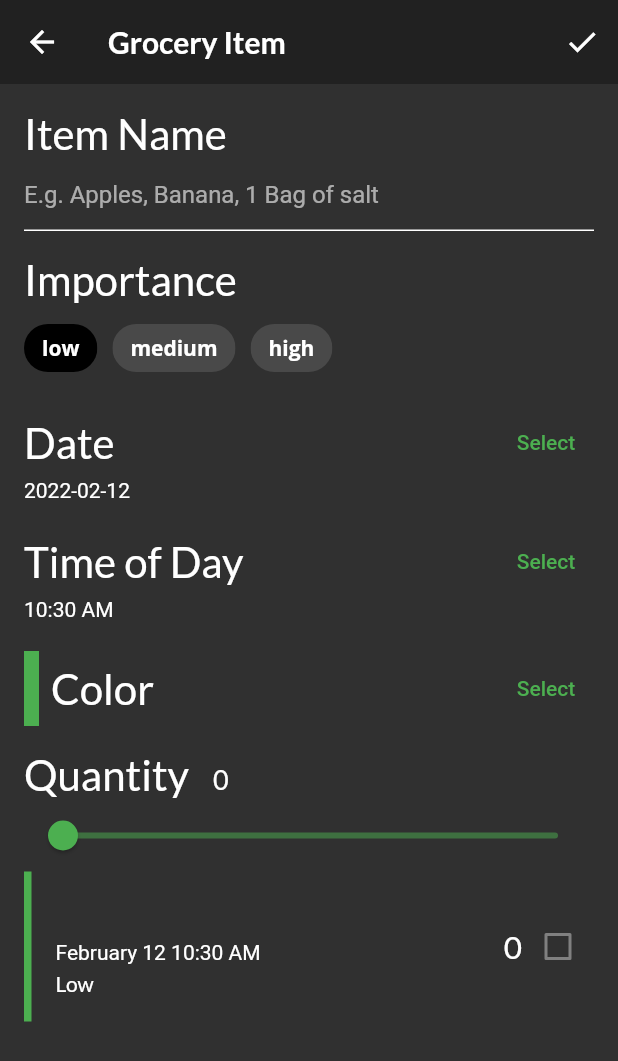
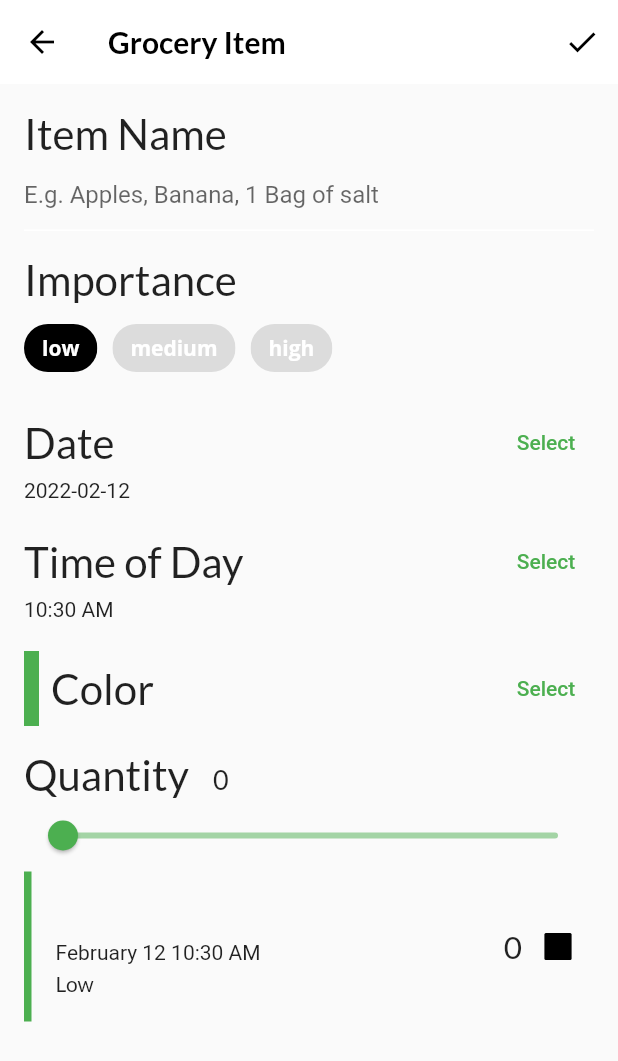
Before and after one commit to othmanekahtal/fooderlich-flutter-app, a Flutter app: the screen it shows after launch, item 3 of the bottom bar chosen, after a tap on the "add" icon, on a phone screen of 412 x 824 dp. Shown: the top 1061 px of the screen. Run offline on Flutter 3.47's test engine with Material 2 defaults, Android fonts, the phone set to English and light mode, and no system bars; our stand-ins replace flutter_colorpicker, google_fonts; project files that could hold a hidden picture were left out.

```diff
--- a/lib/home.dart
+++ b/lib/home.dart
@@ -40,8 +40,7 @@ class _HomeState extends State<Home> {
             ),
           ),
 // 2
-// TODO: Replace body
-          body: pages[tabManager.selectedTab],
+          body: IndexedStack(index: tabManager.selectedTab, children: pages),
           bottomNavigationBar: BottomNavigationBar(
             selectedItemColor:
                 Theme.of(context).textSelectionTheme.selectionColor,
--- a/lib/main.dart
+++ b/lib/main.dart
@@ -12,9 +12,10 @@ class Fooderlich extends StatelessWidget {
   const Fooderlich({Key? key}) : super(key: key);
   @override
   Widget build(BuildContext context) {
-    final theme = FooderlichTheme.dark();
     return MaterialApp(
-      theme: theme,
+      themeMode: ThemeMode.system,
+      darkTheme: FooderlichTheme.dark(),
+      theme: FooderlichTheme.light(),
       title: 'Fooderlich',
       home: MultiProvider(
         providers: [
--- a/lib/screens/grocery_screen.dart
+++ b/lib/screens/grocery_screen.dart
@@ -3,6 +3,7 @@ import 'empty_grocery_screen.dart';
 import 'package:provider/provider.dart';
 import '../models/models.dart';
 import 'grocery_item_screen.dart';
+import 'grocery_list_screen.dart';
 
 class GroceryScreen extends StatelessWidget {
   const GroceryScreen({Key? key}) : super(key: key);
@@ -43,8 +44,7 @@ class GroceryScreen extends StatelessWidget {
       builder: (context, manager, child) {
 // 3
         if (manager.groceryItems.isNotEmpty) {
-// TODO 25: Add GroceryListScreen
-          return Container();
+          return GroceryListScreen(manager: manager);
         } else {
 // 4
           return const EmptyGroceryScreen();
--- a/lib/screens/recipes_screen.dart
+++ b/lib/screens/recipes_screen.dart
@@ -22,7 +22,10 @@ class RecipesScreen extends StatelessWidget {
           return RecipesGridView(recipes: snapshot.data ?? []);
         } else {
           // 6
-          return const Center(child: CircularProgressIndicator());
+          return const Center(
+              child: CircularProgressIndicator(
+            color: Colors.amber,
+          ));
         }
       },
     );
```
Also changed, not shown: lib/screens/grocery_list_screen.dart (added, +68 -0 lines).
